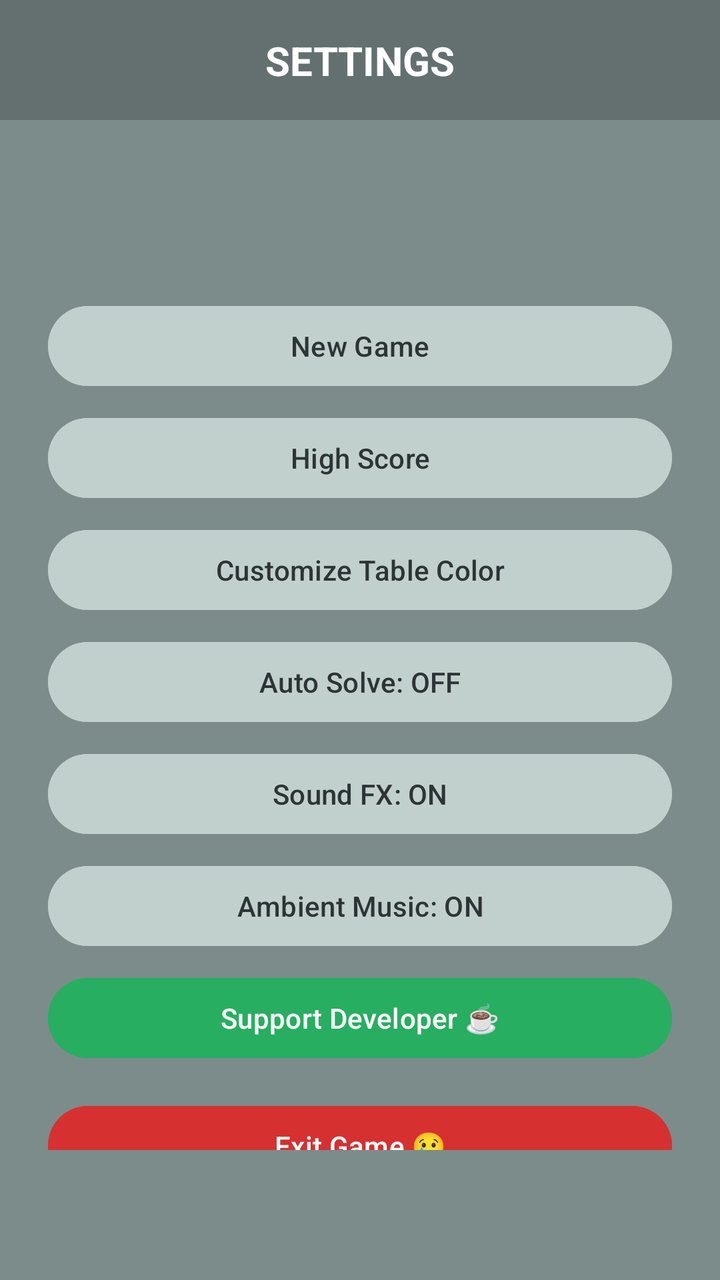
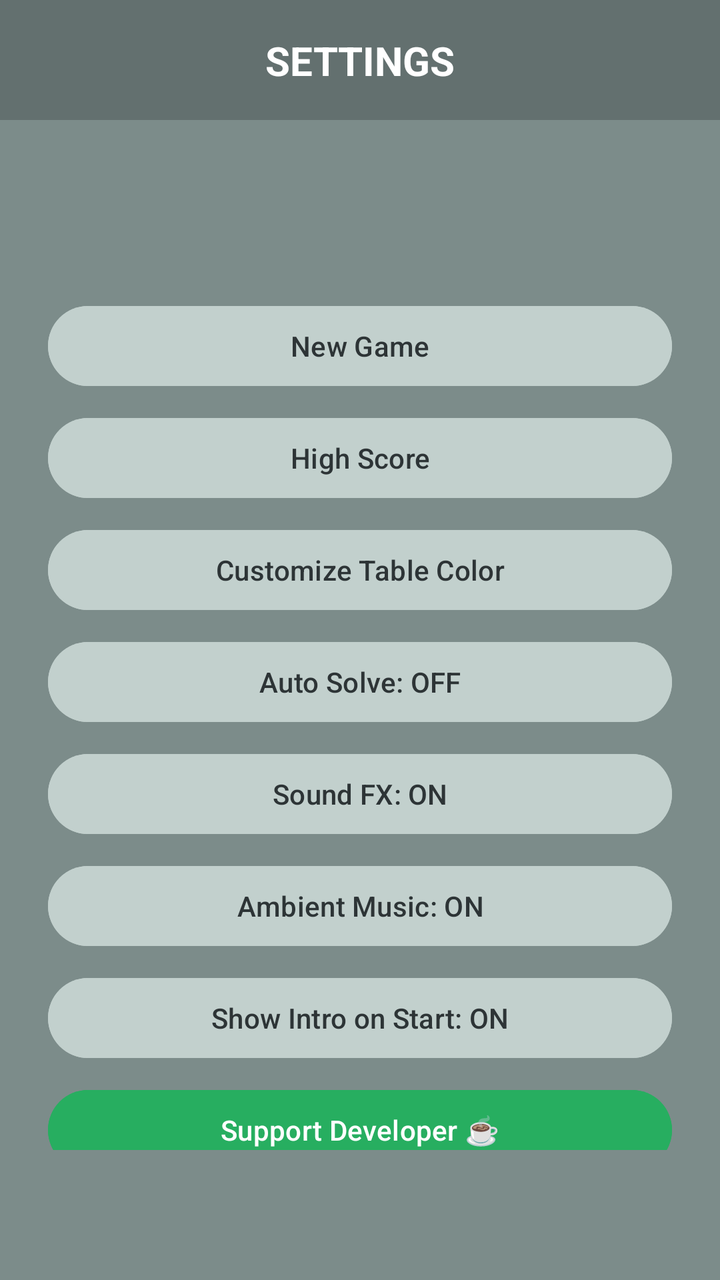

An Android layout rendered at two revisions. The XML below is the earlier revision; the diff shows what the commit changed to produce the second picture.
<!-- AndroidManifest.xml: application theme Theme.SolitaireGame -->
<!-- res/layout/dialog_settings.xml -->
<?xml version="1.0" encoding="utf-8"?>
<androidx.constraintlayout.widget.ConstraintLayout xmlns:android="http://schemas.android.com/apk/res/android"
    android:layout_width="match_parent"
    android:layout_height="wrap_content"
    xmlns:app="http://schemas.android.com/apk/res-auto"
    android:background="#BF9fb5b0"
    android:padding="0dp">

    <View
        android:id="@+id/titleBg"
        android:layout_width="0dp"
        android:layout_height="60dp"
        android:background="#33000000"
        app:layout_constraintTop_toTopOf="parent"
        app:layout_constraintStart_toStartOf="parent"
        app:layout_constraintEnd_toEndOf="parent" />

    <TextView
        android:id="@+id/dialogTitle"
        android:layout_width="wrap_content"
        android:layout_height="wrap_content"
        android:text="SETTINGS"
        android:textColor="#FFFFFF"
        android:textSize="20sp"
        android:textStyle="bold"
        app:layout_constraintTop_toTopOf="@id/titleBg"
        app:layout_constraintBottom_toBottomOf="@id/titleBg"
        app:layout_constraintStart_toStartOf="parent"
        app:layout_constraintEnd_toEndOf="parent"/>

    <androidx.core.widget.NestedScrollView
        android:id="@+id/settingsScrollView"
        android:layout_width="0dp"
        android:layout_height="0dp"
        app:layout_constrainedHeight="true"
        app:layout_constraintTop_toBottomOf="@id/titleBg"
        app:layout_constraintBottom_toBottomOf="parent"
        app:layout_constraintStart_toStartOf="parent"
        app:layout_constraintEnd_toEndOf="parent"
        app:layout_constraintHeight_max="450dp"
        app:layout_constraintHeight_default="wrap">

        <LinearLayout
            android:id="@+id/buttonContainer"
            android:layout_width="match_parent"
            android:layout_height="wrap_content"
            android:orientation="vertical"
            android:padding="24dp">

            <Button
                android:id="@+id/btnNewGame"
                style="@style/Widget.Material3.Button.TonalButton"
                android:layout_width="match_parent"
                android:layout_height="wrap_content"
                android:text="New Game"
                android:backgroundTint="#c2d0cd"
                android:textColor="#2d3436"
                android:layout_marginBottom="8dp"
                android:textAllCaps="false"/>

            <Button
                android:id="@+id/btnHighScore"
                style="@style/Widget.Material3.Button.TonalButton"
                android:layout_width="match_parent"
                android:layout_height="wrap_content"
                android:text="High Score"
                android:backgroundTint="#c2d0cd"
                android:textColor="#2d3436"
                android:layout_marginBottom="8dp"
                android:textAllCaps="false"/>

            <Button
                android:id="@+id/btnChangeColor"
                style="@style/Widget.Material3.Button.TonalButton"
                android:layout_width="match_parent"
                android:layout_height="wrap_content"
                android:text="Customize Table Color"
                android:backgroundTint="#c2d0cd"
                android:textColor="#2d3436"
                android:layout_marginBottom="8dp"
                android:textAllCaps="false"/>

            <Button
                android:id="@+id/btnAutoSolve"
                style="@style/Widget.Material3.Button.TonalButton"
                android:layout_width="match_parent"
                android:layout_height="wrap_content"
                android:text="Auto Solve: OFF"
                android:backgroundTint="#c2d0cd"
                android:textColor="#2d3436"
                android:layout_marginBottom="8dp"
                android:textAllCaps="false"/>

            <Button
                android:id="@+id/btnSound"
                style="@style/Widget.Material3.Button.TonalButton"
                android:layout_width="match_parent"
                android:layout_height="wrap_content"
                android:text="Sound FX: ON"
                android:backgroundTint="#c2d0cd"
                android:textColor="#2d3436"
                android:layout_marginBottom="8dp"
                android:textAllCaps="false"/>

            <Button
                android:id="@+id/btnMusic"
                style="@style/Widget.Material3.Button.TonalButton"
                android:layout_width="match_parent"
                android:layout_height="wrap_content"
                android:text="Ambient Music: ON"
                android:backgroundTint="#c2d0cd"
                android:textColor="#2d3436"
                android:layout_marginBottom="8dp"
                android:textAllCaps="false"/>

            <Button
                android:id="@+id/btnDonate"
                style="@style/Widget.Material3.Button.TonalButton"
                android:layout_width="match_parent"
                android:layout_height="wrap_content"
                android:text="Support Developer ☕"
                android:backgroundTint="#27ae60"
                android:textColor="#FFFFFF"
                android:layout_marginBottom="16dp"
                android:textAllCaps="false"/>

            <Button
                android:id="@+id/btnExit"
                style="@style/Widget.Material3.Button.TonalButton"
                android:layout_width="match_parent"
                android:layout_height="wrap_content"
                android:text="Exit Game 😢"
                android:backgroundTint="#d63031"
                android:textColor="#FFFFFF"
                android:textAllCaps="false"/>

        </LinearLayout>
    </androidx.core.widget.NestedScrollView>

</androidx.constraintlayout.widget.ConstraintLayout>
<!-- resources referenced by this layout -->
<resources>
  <style name="Theme.SolitaireGame" parent="Theme.Material3.Dark.NoActionBar">
          
          <item name="colorPrimary">@color/purple_500</item>
          <item name="colorPrimaryVariant">@color/purple_700</item>
          <item name="colorOnPrimary">@color/white</item>
          
          <item name="colorSecondary">@color/teal_200</item>
          <item name="colorSecondaryVariant">@color/teal_700</item>
          <item name="colorOnSecondary">@color/black</item>
          
          <item name="android:statusBarColor">@color/black</item>
          
          <item name="floatingActionButtonStyle">@style/FabStyle</item>
      </style>
  <color name="purple_500">#FF6200EE</color>
  <color name="purple_700">#FF3700B3</color>
  <color name="white">#FFFFFFFF</color>
  <color name="teal_200">#FF03DAC5</color>
  <color name="teal_700">#FF018786</color>
  <color name="black">#FF000000</color>
  <style name="FabStyle" parent="Widget.MaterialComponents.FloatingActionButton">
          <item name="backgroundTint">@color/black</item>
          <item name="tint">@android:color/white</item>
          <item name="elevation">8dp</item>
          <item name="hoveredFocusedTranslationZ">12dp</item>
          <item name="pressedTranslationZ">8dp</item>
          <item name="shapeAppearance">@style/FabShapeAppearance</item>
      </style>
  <style name="FabShapeAppearance" parent="ShapeAppearance.MaterialComponents.SmallComponent">
          <item name="cornerFamily">rounded</item>
          <item name="cornerSize">50%</item>
      </style>
</resources>

<!-- the commit's change to res/layout/dialog_settings.xml (unified diff, before → after) -->
@@ -114,6 +114,17 @@
                 android:textAllCaps="false"/>
 
             <Button
+                android:id="@+id/btnShowIntro"
+                style="@style/Widget.Material3.Button.TonalButton"
+                android:layout_width="match_parent"
+                android:layout_height="wrap_content"
+                android:text="Show Intro on Start: ON"
+                android:backgroundTint="#c2d0cd"
+                android:textColor="#2d3436"
+                android:layout_marginBottom="8dp"
+                android:textAllCaps="false"/>
+
+            <Button
                 android:id="@+id/btnDonate"
                 style="@style/Widget.Material3.Button.TonalButton"
                 android:layout_width="match_parent"
